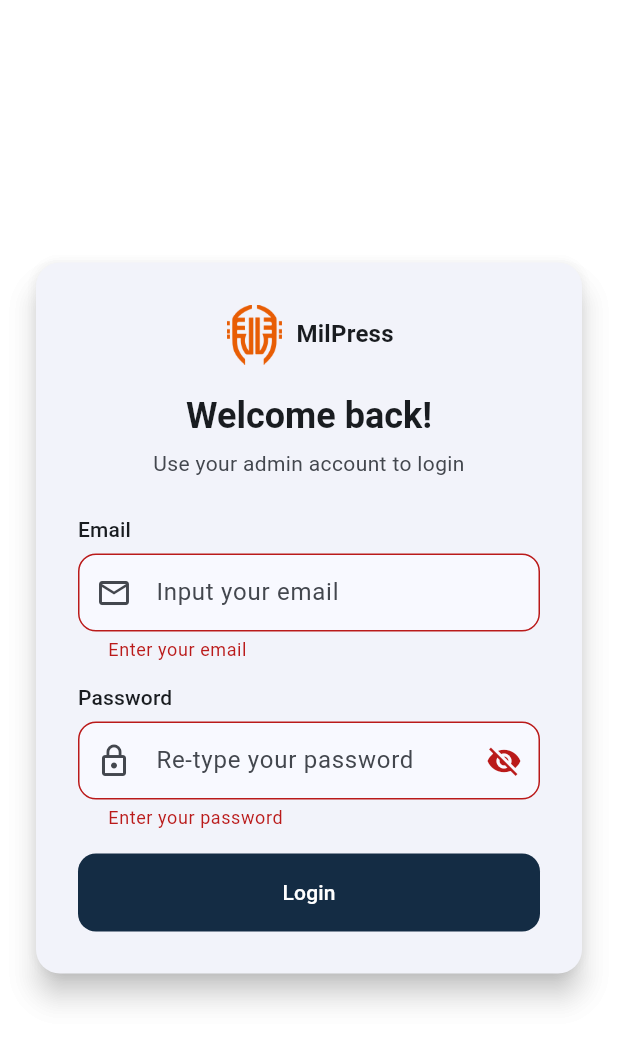
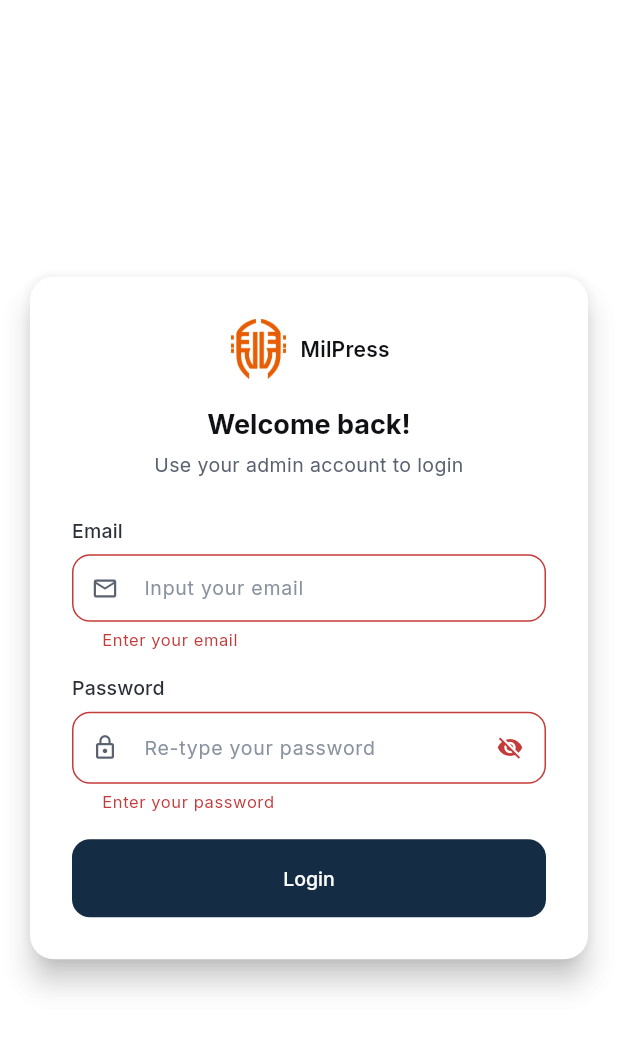
Before and after one commit to kokodavid/milpress-dashboard, a Flutter app: the screen it shows after launch, after a tap on "Login", on a phone screen of 412 x 824 dp. Shown: the top 1044 px of the screen. Run offline on Flutter 3.47's test engine with Material 3 defaults, Android fonts, the phone set to English and light mode, and no system bars; our stand-ins replace audioplayers, flutter_riverpod, font_awesome_flutter, go_router, google_fonts, supabase_flutter and 1 more; accounts and stored records are empty.

Commit message:
update to new schema

```diff
--- a/lib/features/content/widgets/lesson_steps/step_drafts.dart
+++ b/lib/features/content/widgets/lesson_steps/step_drafts.dart
@@ -30,6 +30,7 @@ class StepDraft {
       targetSoundCtrl = TextEditingController(),
       referenceWordCtrl = TextEditingController(),
       soundDiscriminationTipCtrl = TextEditingController(),
+      soundDiscriminationInstructionCtrl = TextEditingController(),
       practiceGameInstructionCtrl = TextEditingController(),
       practiceGameInstructionAudioCtrl = TextEditingController(),
       practiceGameTargetSoundCtrl = TextEditingController(),
@@ -208,6 +209,10 @@ class StepDraft {
         final tipText = config['tip_text'];
         if (tipText is String) {
           draft.soundDiscriminationTipCtrl.text = tipText;
+        }
+        final instructionText = config['instruction_text'];
+        if (instructionText is String) {
+          draft.soundDiscriminationInstructionCtrl.text = instructionText;
         }
         final items = config['items'];
         if (items is List) {
@@ -687,6 +692,7 @@ class StepDraft {
   final TextEditingController targetSoundCtrl;
   final TextEditingController referenceWordCtrl;
   final TextEditingController soundDiscriminationTipCtrl;
+  final TextEditingController soundDiscriminationInstructionCtrl;
   final List<SoundDiscriminationItemDraft> soundDiscriminationItems = [];
   final List<SoundItemMatchingActivityDraft> soundItemMatchingActivities = [];
   final List<GuidedReadingActivityDraft> guidedReadingActivities = [];
@@ -1034,6 +1040,8 @@ class StepDraft {
             'reference_word': referenceWordCtrl.text.trim(),
           if (soundDiscriminationTipCtrl.text.trim().isNotEmpty)
             'tip_text': soundDiscriminationTipCtrl.text.trim(),
+          if (soundDiscriminationInstructionCtrl.text.trim().isNotEmpty)
+            'instruction_text': soundDiscriminationInstructionCtrl.text.trim(),
           if (items.isNotEmpty) 'items': items,
         };
       case LessonStepType.soundItemMatching:
@@ -1187,6 +1195,7 @@ class StepDraft {
     targetSoundCtrl.dispose();
     referenceWordCtrl.dispose();
     soundDiscriminationTipCtrl.dispose();
+    soundDiscriminationInstructionCtrl.dispose();
     practiceGameInstructionCtrl.dispose();
     practiceGameInstructionAudioCtrl.dispose();
     practiceGameTargetSoundCtrl.dispose();
--- a/lib/features/content/widgets/lesson_steps/step_type_form_sections.dart
+++ b/lib/features/content/widgets/lesson_steps/step_type_form_sections.dart
@@ -755,6 +755,16 @@ Widget _buildSoundDiscriminationFields(
         ),
         maxLines: 2,
       ),
+      const SizedBox(height: 8),
+      TextFormField(
+        controller: step.soundDiscriminationInstructionCtrl,
+        decoration: const InputDecoration(
+          labelText: 'Instruction Text',
+          hintText: 'Tap YES if the word has the sound, NO if it does not.',
+          border: OutlineInputBorder(),
+        ),
+        maxLines: 2,
+      ),
       const SizedBox(height: 12),
       Text('Items', style: Theme.of(context).textTheme.bodyMedium),
       const SizedBox(height: 6),
--- a/lib/main.dart
+++ b/lib/main.dart
@@ -5,6 +5,7 @@ import 'package:flutter_riverpod/flutter_riverpod.dart';
 import 'package:supabase_flutter/supabase_flutter.dart';
 import 'secrets.dart';
 import 'router.dart';
+import 'theme/milpress_theme.dart';
 
 
 
@@ -26,10 +27,7 @@ class MilpressApp extends StatelessWidget {
   Widget build(BuildContext context) {
     return MaterialApp.router(
       title: 'Milpress Dashboard',
-      theme: ThemeData(
-        colorScheme: ColorScheme.fromSeed(seedColor: Colors.blue),
-        useMaterial3: true,
-      ),
+      theme: milpressTheme(),
       routerConfig: appRouter,
       debugShowCheckedModeBanner: false,
     );
--- /dev/null
+++ b/lib/theme/milpress_colors.dart
@@ -0,0 +1,182 @@
+// lib/theme/milpress_colors.dart
+//
+// Brand color tokens exposed as a ThemeExtension so every widget can read
+// semantic colors via `Theme.of(context).extension<AppColors>()!` instead
+// of hard-coding hex values sprinkled across the codebase.
+//
+// Values match the design system established in the "Add Lesson" redesign
+// prototype. When changing colors, change them HERE — nowhere else.
+
+import 'package:flutter/material.dart';
+
+@immutable
+class AppColors extends ThemeExtension<AppColors> {
+  const AppColors({
+    // Brand
+    required this.primary,
+    required this.primaryHover,
+    required this.primaryWash,
+    required this.primaryWashBorder,
+
+    // Neutrals (warm off-white scale)
+    required this.ink,
+    required this.inkSoft,
+    required this.inkMuted,
+    required this.inkFaint,
+    required this.line,
+    required this.lineSoft,
+    required this.surface,
+    required this.surfaceAlt,
+    required this.surfaceDim,
+
+    // Sidebar / nav
+    required this.navBg,
+    required this.navBgAlt,
+
+    // Status
+    required this.danger,
+    required this.warn,
+    required this.ok,
+    required this.warnWash,
+    required this.okWash,
+    required this.dangerWash,
+  });
+
+  final Color primary;
+  final Color primaryHover;
+  final Color primaryWash;
+  final Color primaryWashBorder;
+
+  final Color ink;
+  final Color inkSoft;
+  final Color inkMuted;
+  final Color inkFaint;
+  final Color line;
+  final Color lineSoft;
+  final Color surface;
+  final Color surfaceAlt;
+  final Color surfaceDim;
+
+  final Color navBg;
+  final Color navBgAlt;
+
+  final Color danger;
+  final Color warn;
+  final Color ok;
+  final Color warnWash;
+  final Color okWash;
+  final Color dangerWash;
+
+  /// The canonical Milpress palette. Import this in [milpress_theme.dart];
+  /// don't construct AppColors directly from feature code.
+  static const AppColors light = AppColors(
+    primary: Color(0xFFE85D04),
+    primaryHover: Color(0xFFD35403),
+    primaryWash: Color(0xFFFFF2EA),
+    primaryWashBorder: Color(0xFFFBD5BC),
+
+    ink: Color(0xFF0F1115),
+    inkSoft: Color(0xFF2B2F38),
+    inkMuted: Color(0xFF5A6170),
+    inkFaint: Color(0xFF8A92A0),
+    line: Color(0xFFE6E4E0),
+    lineSoft: Color(0xFFEFEDE8),
+    surface: Color(0xFFFFFFFF),
+    surfaceAlt: Color(0xFFFAF8F4),
+    surfaceDim: Color(0xFFF4F1EB),
+
+    navBg: Color(0xFF1A1C22),
+    navBgAlt: Color(0xFF23252C),
+
+    danger: Color(0xFFC43B3B),
+    warn: Color(0xFFB07600),
+    ok: Color(0xFF2E7D5B),
+    warnWash: Color(0xFFFFF4D6),
+    okWash: Color(0xFFE4F3EC),
+    dangerWash: Color(0xFFFFE8E8),
+  );
+
+  @override
+  AppColors copyWith({
+    Color? primary,
+    Color? primaryHover,
+    Color? primaryWash,
+    Color? primaryWashBorder,
+    Color? ink,
+    Color? inkSoft,
+    Color? inkMuted,
+    Color? inkFaint,
+    Color? line,
+    Color? lineSoft,
+    Color? surface,
+    Color? surfaceAlt,
+    Color? surfaceDim,
+    Color? navBg,
+    Color? navBgAlt,
+    Color? danger,
+    Color? warn,
+    Color? ok,
+    Color? warnWash,
+    Color? okWash,
+    Color? dangerWash,
+  }) {
+    return AppColors(
+      primary: primary ?? this.primary,
+      primaryHover: primaryHover ?? this.primaryHover,
+      primaryWash: primaryWash ?? this.primaryWash,
+      primaryWashBorder: primaryWashBorder ?? this.primaryWashBorder,
+      ink: ink ?? this.ink,
+      inkSoft: inkSoft ?? this.inkSoft,
+      inkMuted: inkMuted ?? this.inkMuted,
+      inkFaint: inkFaint ?? this.inkFaint,
+      line: line ?? this.line,
+      lineSoft: lineSoft ?? this.lineSoft,
+      surface: surface ?? this.surface,
+      surfaceAlt: surfaceAlt ?? this.surfaceAlt,
+      surfaceDim: surfaceDim ?? this.surfaceDim,
+      navBg: navBg ?? this.navBg,
+      navBgAlt: navBgAlt ?? this.navBgAlt,
+      danger: danger ?? this.danger,
+      warn: warn ?? this.warn,
+      ok: ok ?? this.ok,
+      warnWash: warnWash ?? this.warnWash,
+      okWash: okWash ?? this.okWash,
+      dangerWash: dangerWash ?? this.dangerWash,
+    );
+  }
+
+  @override
+  AppColors lerp(ThemeExtension<AppColors>? other, double t) {
+    if (other is! AppColors) return this;
+    return AppColors(
+      primary: Color.lerp(primary, other.primary, t)!,
+      primaryHover: Color.lerp(primaryHover, other.primaryHover, t)!,
+      primaryWash: Color.lerp(primaryWash, other.primaryWash, t)!,
+      primaryWashBorder:
+          Color.lerp(primaryWashBorder, other.primaryWashBorder, t)!,
+      ink: Color.lerp(ink, other.ink, t)!,
+      inkSoft: Color.lerp(inkSoft, other.inkSoft, t)!,
+      inkMuted: Color.lerp(inkMuted, other.inkMuted, t)!,
+      inkFaint: Color.lerp(inkFaint, other.inkFaint, t)!,
+      line: Color.lerp(line, other.line, t)!,
+      lineSoft: Color.lerp(lineSoft, other.lineSoft, t)!,
+      surface: Color.lerp(surface, other.surface, t)!,
+      surfaceAlt: Color.lerp(surfaceAlt, other.surfaceAlt, t)!,
+      surfaceDim: Color.lerp(surfaceDim, other.surfaceDim, t)!,
+      navBg: Color.lerp(navBg, other.navBg, t)!,
+      navBgAlt: Color.lerp(navBgAlt, other.navBgAlt, t)!,
+      danger: Color.lerp(danger, other.danger, t)!,
+      warn: Color.lerp(warn, other.warn, t)!,
+      ok: Color.lerp(ok, other.ok, t)!,
+      warnWash: Color.lerp(warnWash, other.warnWash, t)!,
+      okWash: Color.lerp(okWash, other.okWash, t)!,
+      dangerWash: Color.lerp(dangerWash, other.dangerWash, t)!,
+    );
+  }
+}
+
+/// Shorthand to pull [AppColors] out of the theme without calling
+/// `.extension<AppColors>()!` at every callsite.
+extension AppColorsX on BuildContext {
+  AppColors get appColors => Theme.of(this).extension<AppColors>()!;
+}
--- /dev/null
+++ b/lib/theme/milpress_theme.dart
@@ -0,0 +1,223 @@
+// lib/theme/milpress_theme.dart
+//
+// Builds the [ThemeData] used by MilpressApp. Keeps the Material 3 chrome
+// but retunes it for the warm neutral palette: subdued off-white surfaces,
+// consistent orange accent, rounded-but-not-chubby controls, and a
+// compact-ish density suited to a content-management tool.
+//
+// Other files should NEVER construct ThemeData directly. Use this.
+
+import 'package:flutter/material.dart';
+import 'package:google_fonts/google_fonts.dart';
+
+import 'milpress_colors.dart';
+
+ThemeData milpressTheme() {
+  const colors = AppColors.light;
+
+  // Color scheme seeded from primary, with neutrals tuned to match
+  // our warm off-white surface tone instead of Material's default gray.
+  const scheme = ColorScheme(
+    brightness: Brightness.light,
+    primary: Color(0xFFE85D04),
+    onPrimary: Colors.white,
+    primaryContainer: Color(0xFFFFF2EA),
+    onPrimaryContainer: Color(0xFFD35403),
+    secondary: Color(0xFF2B2F38),
+    onSecondary: Colors.white,
+    secondaryContainer: Color(0xFFF4F1EB),
+    onSecondaryContainer: Color(0xFF2B2F38),
+    error: Color(0xFFC43B3B),
+    onError: Colors.white,
+    surface: Color(0xFFFFFFFF),
+    onSurface: Color(0xFF0F1115),
+    surfaceContainerLowest: Color(0xFFFFFFFF),
+    surfaceContainerLow: Color(0xFFFAF8F4),
+    surfaceContainer: Color(0xFFF4F1EB),
+    surfaceContainerHigh: Color(0xFFEFEDE8),
+    surfaceContainerHighest: Color(0xFFE6E4E0),
+    outline: Color(0xFFE6E4E0),
+    outlineVariant: Color(0xFFEFEDE8),
+    onSurfaceVariant: Color(0xFF5A6170),
+  );
+
+  // Type pairing: Inter for UI (body + labels), Fraunces for display.
+  // JetBrains Mono for snake_case keys and URLs.
+  final textTheme = TextTheme(
+    displayLarge: GoogleFonts.fraunces(
+      fontSize: 40, fontWeight: FontWeight.w600, letterSpacing: -0.6, color: colors.ink),
+    displayMedium: GoogleFonts.fraunces(
+      fontSize: 28, fontWeight: FontWeight.w600, letterSpacing: -0.4, color: colors.ink),
+    displaySmall: GoogleFonts.fraunces(
+      fontSize: 22, fontWeight: FontWeight.w600, letterSpacing: -0.3, color: colors.ink),
+    headlineSmall: GoogleFonts.inter(
+      fontSize: 18, fontWeight: FontWeight.w600, color: colors.ink),
+    titleLarge: GoogleFonts.inter(
+      fontSize: 16, fontWeight: FontWeight.w600, color: colors.ink),
+    titleMedium: GoogleFonts.inter(
+      fontSize: 14, fontWeight: FontWeight.w600, color: colors.ink),
+    titleSmall: GoogleFonts.inter(
+      fontSize: 12, fontWeight: FontWeight.w600, color: colors.inkSoft),
+    bodyLarge: GoogleFonts.inter(
+      fontSize: 14, fontWeight: FontWeight.w400, color: colors.ink, height: 1.5),
+    bodyMedium: GoogleFonts.inter(
+      fontSize: 13, fontWeight: FontWeight.w400, color: colors.ink, height: 1.5),
+    bodySmall: GoogleFonts.inter(
+      fontSize: 12, fontWeight: FontWeight.w400, color: colors.inkMuted, height: 1.5),
+    labelLarge: GoogleFonts.inter(
+      fontSize: 13, fontWeight: FontWeight.w500, color: colors.inkSoft),
+    labelMedium: GoogleFonts.inter(
+      fontSize: 12, fontWeight: FontWeight.w500, color: colors.inkSoft),
+    labelSmall: GoogleFonts.inter(
+      fontSize: 11, fontWeight: FontWeight.w500, color: colors.inkMuted, letterSpacing: 0.1),
+  );
+
+  return ThemeData(
+    useMaterial3: true,
+    colorScheme: scheme,
+    scaffoldBackgroundColor: colors.surfaceAlt,
+    canvasColor: colors.surface,
+    textTheme: textTheme,
+    fontFamily: GoogleFonts.inter().fontFamily,
+
+    extensions: const <ThemeExtension<dynamic>>[colors],
+
+    dividerTheme: DividerThemeData(color: colors.lineSoft, space: 1, thickness: 1),
+
+    iconTheme: IconThemeData(color: colors.inkMuted, size: 18),
+
+    inputDecorationTheme: InputDecorationTheme(
+      isDense: true,
+      filled: true,
+      fillColor: colors.surface,
+      contentPadding: const EdgeInsets.symmetric(horizontal: 12, vertical: 12),
+      hintStyle: GoogleFonts.inter(fontSize: 13, color: colors.inkFaint),
+      labelStyle: GoogleFonts.inter(fontSize: 12, fontWeight: FontWeight.w500, color: colors.inkSoft),
+      floatingLabelStyle: GoogleFonts.inter(fontSize: 12, fontWeight: FontWeight.w500, color: colors.inkSoft),
+      floatingLabelBehavior: FloatingLabelBehavior.always,
+      helperStyle: GoogleFonts.inter(fontSize: 11, color: colors.inkFaint),
+      errorStyle: GoogleFonts.inter(fontSize: 11, color: colors.danger),
+      border: OutlineInputBorder(
+        borderRadius: BorderRadius.circular(6),
+        borderSide: BorderSide(color: colors.line),
+      ),
+      enabledBorder: OutlineInputBorder(
+        borderRadius: BorderRadius.circular(6),
+        borderSide: BorderSide(color: colors.line),
+      ),
+      focusedBorder: OutlineInputBorder(
+        borderRadius: BorderRadius.circular(6),
+        borderSide: BorderSide(color: colors.primary, width: 1.5),
+      ),
+      errorBorder: OutlineInputBorder(
+        borderRadius: BorderRadius.circular(6),
+        borderSide: BorderSide(color: colors.danger),
+      ),
+      focusedErrorBorder: OutlineInputBorder(
+        borderRadius: BorderRadius.circular(6),
+        borderSide: BorderSide(color: colors.danger, width: 1.5),
+      ),
+    ),
+
+    elevatedButtonTheme: ElevatedButtonThemeData(
+      style: ElevatedButton.styleFrom(
+        backgroundColor: colors.primary,
+        foregroundColor: Colors.white,
+        elevation: 0,
+        padding: const EdgeInsets.symmetric(horizontal: 16, vertical: 10),
+        shape: RoundedRectangleBorder(borderRadius: BorderRadius.circular(6)),
+        textStyle: GoogleFonts.inter(fontSize: 13, fontWeight: FontWeight.w500),
+      ),
+    ),
+    outlinedButtonTheme: OutlinedButtonThemeData(
+      style: OutlinedButton.styleFrom(
+        foregroundColor: colors.inkSoft,
+        side: BorderSide(color: colors.line),
+        padding: const EdgeInsets.symmetric(horizontal: 16, vertical: 10),
+        shape: RoundedRectangleBorder(borderRadius: BorderRadius.circular(6)),
+        textStyle: GoogleFonts.inter(fontSize: 13, fontWeight: FontWeight.w500),
+      ),
+    ),
+    textButtonTheme: TextButtonThemeData(
+      style: TextButton.styleFrom(
+        foregroundColor: colors.inkMuted,
+        padding: const EdgeInsets.symmetric(horizontal: 10, vertical: 8),
+        shape: RoundedRectangleBorder(borderRadius: BorderRadius.circular(6)),
+        textStyle: GoogleFonts.inter(fontSize: 12.5, fontWeight: FontWeight.w500),
+      ),
+    ),
+
+    switchTheme: SwitchThemeData(
+      trackColor: WidgetStateProperty.resolveWith((states) =>
+          states.contains(WidgetState.selected) ? colors.primary : colors.line),
+      thumbColor: WidgetStateProperty.all(Colors.white),
+      trackOutlineColor: WidgetStateProperty.all(Colors.transparent),
+    ),
+
+    checkboxTheme: CheckboxThemeData(
+      shape: RoundedRectangleBorder(borderRadius: BorderRadius.circular(3)),
+      side: BorderSide(color: colors.inkFaint),
+      fillColor: WidgetStateProperty.resolveWith((states) =>
+          states.contains(WidgetState.selected) ? colors.primary : Colors.transparent),
+    ),
+
+    chipTheme: ChipThemeData(
+      backgroundColor: colors.surfaceDim,
+      labelStyle: GoogleFonts.inter(fontSize: 11, fontWeight: FontWeight.w500, color: colors.inkSoft),
+      side: BorderSide(color: colors.line),
+      padding: const EdgeInsets.symmetric(horizontal: 8, vertical: 2),
+      shape: RoundedRectangleBorder(borderRadius: BorderRadius.circular(999)),
+    ),
+
+    dialogTheme: DialogThemeData(
+      backgroundColor: colors.surface,
+      surfaceTintColor: Colors.transparent,
+      elevation: 24,
+      shape: RoundedRectangleBorder(borderRadius: BorderRadius.circular(14)),
+      titleTextStyle: GoogleFonts.fraunces(
+        fontSize: 22, fontWeight: FontWeight.w600, color: colors.ink, letterSpacing: -0.3),
+    ),
+
+    cardTheme: CardThemeData(
+      color: colors.surface,
+      surfaceTintColor: Colors.transparent,
+      elevation: 0,
+      shape: RoundedRectangleBorder(
+        borderRadius: BorderRadius.circular(8),
+        side: BorderSide(color: colors.line),
+      ),
+      margin: EdgeInsets.zero,
+    ),
+
+    snackBarTheme: SnackBarThemeData(
+      backgroundColor: colors.ink,
+      contentTextStyle: GoogleFonts.inter(fontSize: 13, color: Colors.white),
+      shape: RoundedRectangleBorder(borderRadius: BorderRadius.circular(6)),
+      behavior: SnackBarBehavior.floating,
+    ),
+
+    appBarTheme: AppBarTheme(
+      backgroundColor: colors.surface,
+      foregroundColor: colors.ink,
+      surfaceTintColor: Colors.transparent,
+      elevation: 0,
+      scrolledUnderElevation: 1,
+      titleTextStyle: GoogleFonts.inter(
+        fontSize: 16, fontWeight: FontWeight.w600, color: colors.ink),
+      iconTheme: IconThemeData(color: colors.inkSoft),
+    ),
+
+    tooltipTheme: TooltipThemeData(
+      decoration: BoxDecoration(
+        color: colors.ink,
+        borderRadius: BorderRadius.circular(4),
+      ),
+      textStyle: GoogleFonts.inter(fontSize: 11, color: Colors.white),
+      padding: const EdgeInsets.symmetric(horizontal: 8, vertical: 4),
+    ),
+
+    visualDensity: const VisualDensity(horizontal: -1, vertical: -1),
+
+    splashFactory: InkSparkle.splashFactory,
+  );
+}
--- a/pubspec.yaml
+++ b/pubspec.yaml
@@ -22,6 +22,7 @@ dependencies:
   font_awesome_flutter: ^10.11.0
   video_player: ^2.9.1
   audioplayers: ^6.1.0
+  google_fonts: ^6.2.1
 
 dev_dependencies:
   flutter_test:
```
Also changed, not shown: pubspec.lock.
